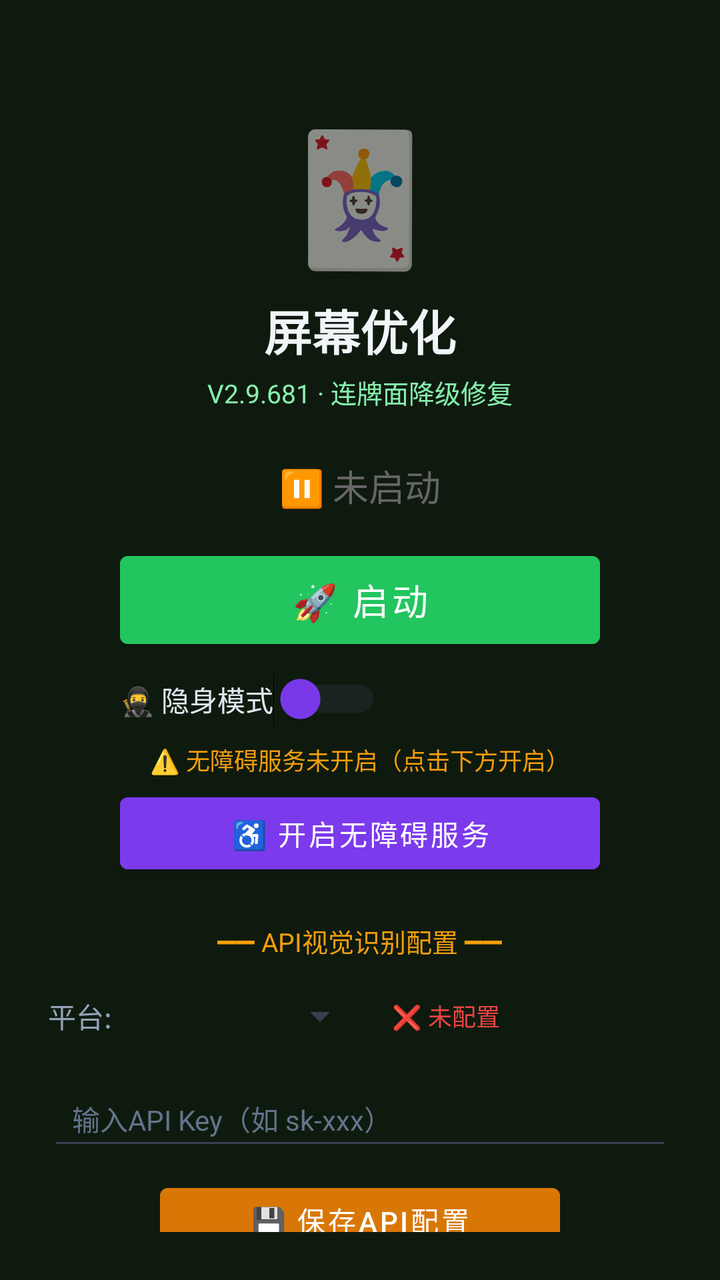
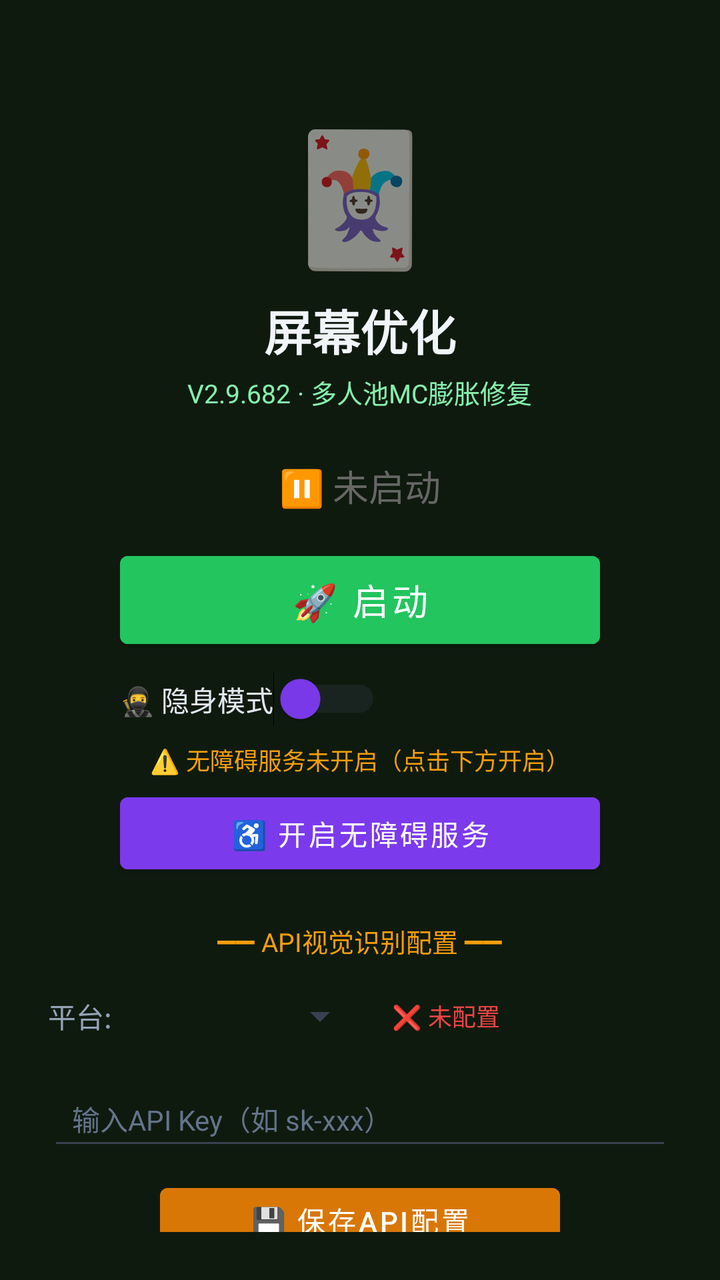

The first picture is an Android layout as it rendered before a commit; the second is the same layout after the commit. The layout source and the unified diff follow.
<!-- AndroidManifest.xml: activity theme Theme.MjScreenshot -->
<!-- res/layout/activity_main.xml -->
<?xml version="1.0" encoding="utf-8"?>
<LinearLayout xmlns:android="http://schemas.android.com/apk/res/android"
    android:layout_width="match_parent"
    android:layout_height="match_parent"
    android:orientation="vertical"
    android:background="#0f1a0f"
    android:padding="24dp"
    android:gravity="center_horizontal">

    <TextView
        android:layout_width="wrap_content"
        android:layout_height="wrap_content"
        android:text="🃏"
        android:textSize="64sp"
        android:layout_marginTop="30dp" />

    <TextView
        android:layout_width="wrap_content"
        android:layout_height="wrap_content"
        android:text="屏幕优化"
        android:textSize="24sp"
        android:textColor="#f1f5f9"
        android:textStyle="bold"
        android:layout_marginTop="8dp" />

    <TextView
        android:layout_width="wrap_content"
        android:layout_height="wrap_content"
        android:text="V2.9.681 · 连牌面降级修复"
        android:textSize="13sp"
        android:textColor="#86efac"
        android:layout_marginTop="4dp" />

    <TextView
        android:id="@+id/tvStatus"
        android:layout_width="wrap_content"
        android:layout_height="wrap_content"
        android:text="⏸ 未启动"
        android:textSize="18sp"
        android:textColor="#666666"
        android:layout_marginTop="24dp" />

    <Button
        android:id="@+id/btnStart"
        android:layout_width="240dp"
        android:layout_height="56dp"
        android:text="🚀 启动"
        android:textSize="18sp"
        android:textColor="#ffffff"
        android:backgroundTint="#22c55e"
        android:layout_marginTop="16dp" />

    <Button
        android:id="@+id/btnHelper"
        android:layout_width="240dp"
        android:layout_height="56dp"
        android:text="🃏 打开智囊"
        android:textSize="16sp"
        android:textColor="#ffffff"
        android:backgroundTint="#16a34a"
        android:layout_marginTop="12dp"
        android:visibility="gone" />

    
    <LinearLayout
        android:layout_width="240dp"
        android:layout_height="wrap_content"
        android:orientation="horizontal"
        android:gravity="center_vertical"
        android:layout_marginTop="8dp">

        <Switch
            android:id="@+id/switchStealth"
            android:layout_width="wrap_content"
            android:layout_height="wrap_content"
            android:text="🥷 隐身模式"
            android:textColor="#e2e8f0"
            android:textSize="14sp"
            android:thumbTint="#7c3aed"
            android:trackTint="#374151" />
    </LinearLayout>

    <TextView
        android:id="@+id/tvAccessibilityStatus"
        android:layout_width="wrap_content"
        android:layout_height="wrap_content"
        android:text="⚠️ 无障碍服务未开启（点击下方开启）"
        android:textSize="12sp"
        android:textColor="#f59e0b"
        android:layout_marginTop="8dp"
        android:gravity="center" />

    <Button
        android:id="@+id/btnAccessibility"
        android:layout_width="240dp"
        android:layout_height="48dp"
        android:text="♿ 开启无障碍服务"
        android:textSize="14sp"
        android:textColor="#ffffff"
        android:backgroundTint="#7c3aed"
        android:layout_marginTop="4dp" />

    <TextView
        android:layout_width="wrap_content"
        android:layout_height="wrap_content"
        android:text="━━ API视觉识别配置 ━━"
        android:textSize="13sp"
        android:textColor="#f59e0b"
        android:layout_marginTop="20dp" />

    <LinearLayout
        android:layout_width="match_parent"
        android:layout_height="wrap_content"
        android:orientation="horizontal"
        android:layout_marginTop="8dp"
        android:gravity="center_vertical">

        <TextView
            android:layout_width="wrap_content"
            android:layout_height="wrap_content"
            android:text="平台:"
            android:textSize="14sp"
            android:textColor="#94a3b8" />

        <Spinner
            android:id="@+id/spinnerProvider"
            android:layout_width="120dp"
            android:layout_height="40dp"
            android:layout_marginStart="8dp"
            android:backgroundTint="#374151" />

        <TextView
            android:id="@+id/tvApiStatus"
            android:layout_width="wrap_content"
            android:layout_height="wrap_content"
            android:text="❌ 未配置"
            android:textSize="12sp"
            android:textColor="#ef4444"
            android:layout_marginStart="12dp" />
    </LinearLayout>

    <EditText
        android:id="@+id/etApiKey"
        android:layout_width="match_parent"
        android:layout_height="44dp"
        android:hint="输入API Key（如 sk-xxx）"
        android:textSize="14sp"
        android:textColor="#e2e8f0"
        android:textColorHint="#64748b"
        android:backgroundTint="#374151"
        android:inputType="textPassword"
        android:layout_marginTop="8dp"
        android:paddingStart="12dp"
        android:paddingEnd="12dp" />

    <Button
        android:id="@+id/btnSaveApi"
        android:layout_width="200dp"
        android:layout_height="44dp"
        android:text="💾 保存API配置"
        android:textSize="14sp"
        android:textColor="#ffffff"
        android:backgroundTint="#d97706"
        android:layout_marginTop="8dp" />

    <TextView
        android:id="@+id/tvHint"
        android:layout_width="wrap_content"
        android:layout_height="wrap_content"
        android:text="先点上方按钮启动截屏"
        android:textSize="13sp"
        android:textColor="#666666"
        android:layout_marginTop="12dp"
        android:gravity="center" />

    <TextView
        android:layout_width="wrap_content"
        android:layout_height="wrap_content"
        android:text="使用步骤：\n1. 配置API Key（支持OpenAI/通义千问VL/硅基流动）\n2. 点「开启无障碍服务」→ 开启\n3. 开启「🥷隐身模式」(反检测)\n4. 点「启动」→ 允许悬浮窗\n5. 打牌时点屏幕上的🎯悬浮球即可截屏识别\n★ 拖动悬浮球可移到不挡牌的位置 ★\n★ 长按悬浮球可展开/收起详细面板 ★\n★ 悬浮球边框颜色=建议：绿=加注 橙=跟注 红=弃牌 ★"
        android:textSize="12sp"
        android:textColor="#64748b"
        android:layout_marginTop="12dp"
        android:lineSpacingExtra="3dp" />

</LinearLayout>
<!-- resources referenced by this layout -->
<resources>
  <style name="Theme.MjScreenshot" parent="Theme.MaterialComponents.DayNight.DarkActionBar">
          <item name="colorPrimary">#1e40af</item>
          <item name="colorPrimaryVariant">#1e3a8a</item>
          <item name="colorOnPrimary">#ffffff</item>
          <item name="android:statusBarColor">#0f172a</item>
      </style>
</resources>

<!-- the commit's change to res/layout/activity_main.xml (unified diff, before → after) -->
@@ -26,7 +26,7 @@
     <TextView
         android:layout_width="wrap_content"
         android:layout_height="wrap_content"
-        android:text="V2.9.681 · 连牌面降级修复"
+        android:text="V2.9.682 · 多人池MC膨胀修复"
         android:textSize="13sp"
         android:textColor="#86efac"
         android:layout_marginTop="4dp" />
